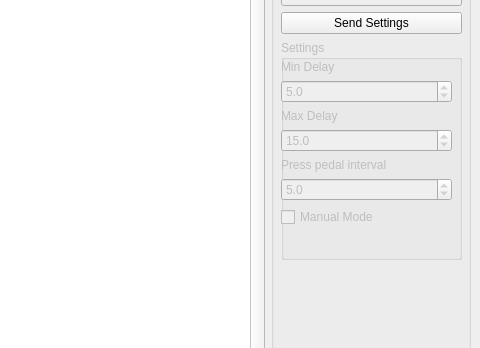
Qt form mainwindow.ui (ByxoiPetrovi4/RabbitExperimentGUI) before a commit; both pictures show x 456 to 936 and y 176 to 524 of the 936 by 718 pixel window.
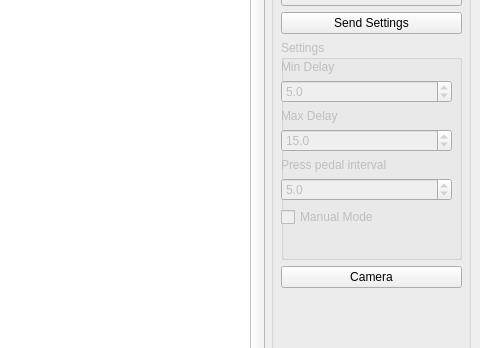
The same form after that commit.

Diff of the .ui file:
```diff
--- a/mainwindow.ui
+++ b/mainwindow.ui
@@ -178,7 +178,7 @@
                  <x>0</x>
                  <y>20</y>
                  <width>171</width>
-                 <height>191</height>
+                 <height>196</height>
                 </rect>
                </property>
                <layout class="QVBoxLayout" name="verticalLayout_2">
@@ -263,6 +263,13 @@
               </widget>
              </widget>
             </item>
+            <item>
+             <widget class="QPushButton" name="cameraButton">
+              <property name="text">
+               <string>Camera</string>
+              </property>
+             </widget>
+            </item>
             <item>
              <spacer name="verticalSpacer_2">
               <property name="orientation">
```
Left out of the diff: 2 changed lines with no effect on the pictures.
